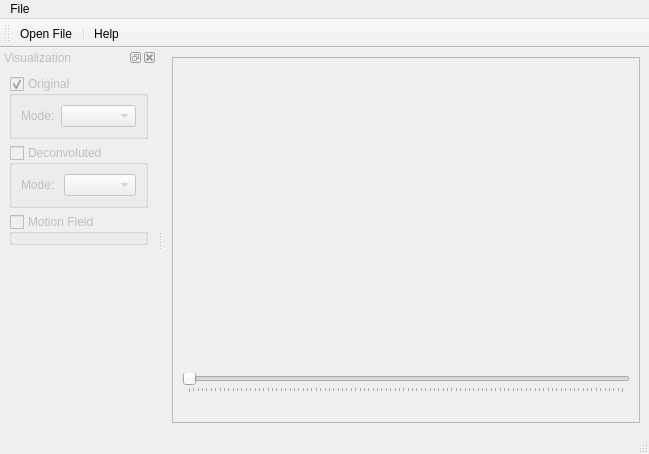
Before: the Qt Designer form DrosophilaOmmatidiaExplorer.ui in morganrcu/DrosophilaOmmatidiaExplorer, drawn with Qt 5.
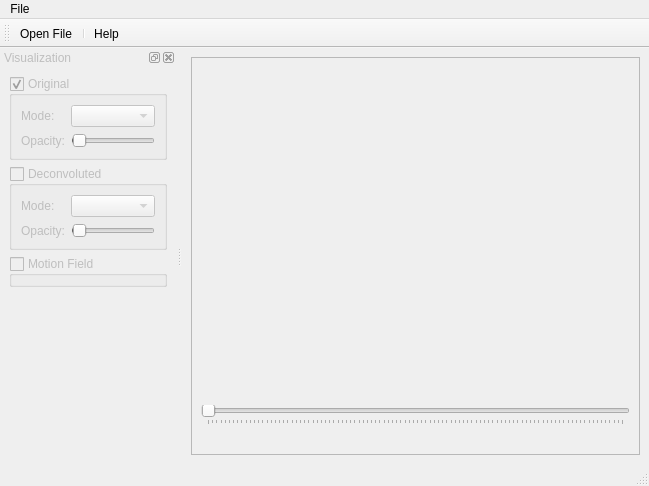
After: the same form once the commit is applied. Icons and pictures are not drawn. Custom widgets are drawn as their Qt base class.

```diff
--- a/DrosophilaOmmatidiaExplorer.ui
+++ b/DrosophilaOmmatidiaExplorer.ui
@@ -7,7 +7,7 @@
     <x>0</x>
     <y>0</y>
     <width>649</width>
-    <height>409</height>
+    <height>486</height>
    </rect>
   </property>
   <property name="windowTitle">
@@ -165,6 +165,29 @@
           </property>
          </widget>
         </item>
+        <item row="1" column="0">
+         <widget class="QLabel" name="showOriginalOpacityLabel">
+          <property name="text">
+           <string>Opacity:</string>
+          </property>
+         </widget>
+        </item>
+        <item row="1" column="1">
+         <widget class="QSlider" name="showOriginalOpacitySlider">
+          <property name="maximum">
+           <number>1000000</number>
+          </property>
+          <property name="value">
+           <number>1000</number>
+          </property>
+          <property name="tracking">
+           <bool>false</bool>
+          </property>
+          <property name="orientation">
+           <enum>Qt::Horizontal</enum>
+          </property>
+         </widget>
+        </item>
        </layout>
       </widget>
      </item>
@@ -190,6 +213,29 @@
           </property>
          </widget>
         </item>
+        <item row="1" column="0">
+         <widget class="QLabel" name="showDeconvolutedOpacityLabel">
+          <property name="text">
+           <string>Opacity:</string>
+          </property>
+         </widget>
+        </item>
+        <item row="1" column="1">
+         <widget class="QSlider" name="showDeconvolutedOpacitySlider">
+          <property name="maximum">
+           <number>1000000</number>
+          </property>
+          <property name="value">
+           <number>1000</number>
+          </property>
+          <property name="tracking">
+           <bool>false</bool>
+          </property>
+          <property name="orientation">
+           <enum>Qt::Horizontal</enum>
+          </property>
+         </widget>
+        </item>
        </layout>
       </widget>
      </item>
```
Left out of the diff: 14 changed lines with no effect on the pictures.
